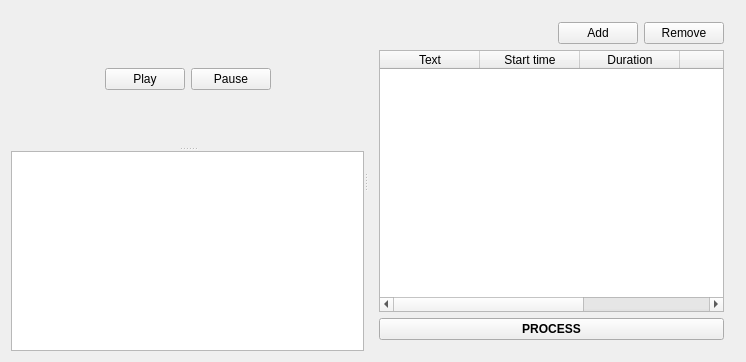
The window that mainwindow.ui (avesloguzova/title-machine) describes before a commit, drawn with Qt 5.
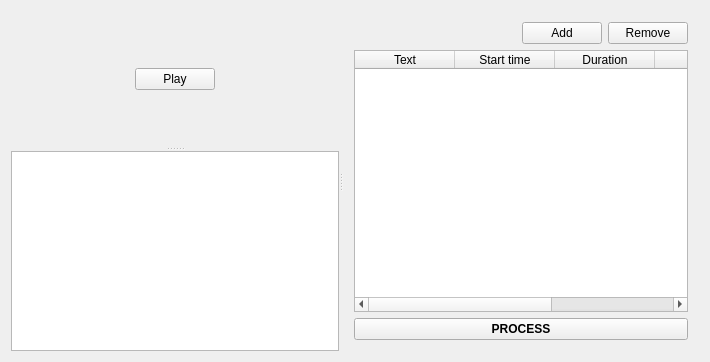
The same window after the commit.

Commit message: Fix play pause button

What changed in the file:
```diff
--- a/mainwindow.ui
+++ b/mainwindow.ui
@@ -6,7 +6,7 @@
    <rect>
     <x>0</x>
     <y>0</y>
-    <width>746</width>
+    <width>710</width>
     <height>362</height>
    </rect>
   </property>
@@ -48,13 +48,6 @@
              </property>
             </widget>
            </item>
-           <item>
-            <widget class="QPushButton" name="button_pause">
-             <property name="text">
-              <string>Pause</string>
-             </property>
-            </widget>
-           </item>
            <item>
             <spacer name="hspacer_2">
              <property name="orientation">
```
Left out of the diff: 2 changed lines with no effect on the pictures. The commit also changes 2 other files.
